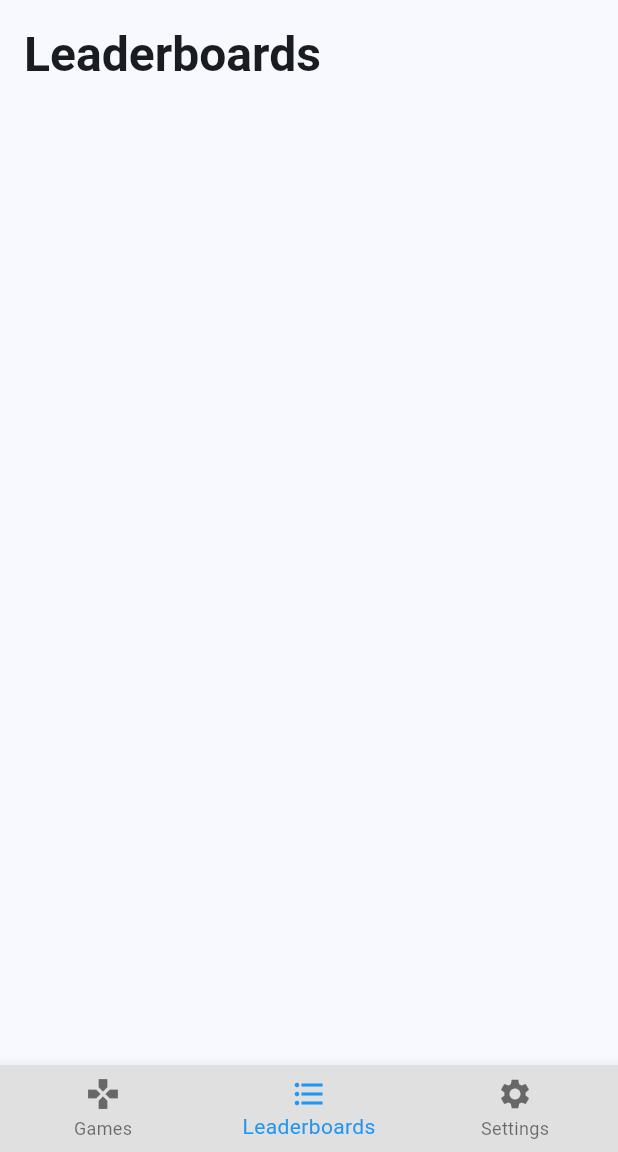
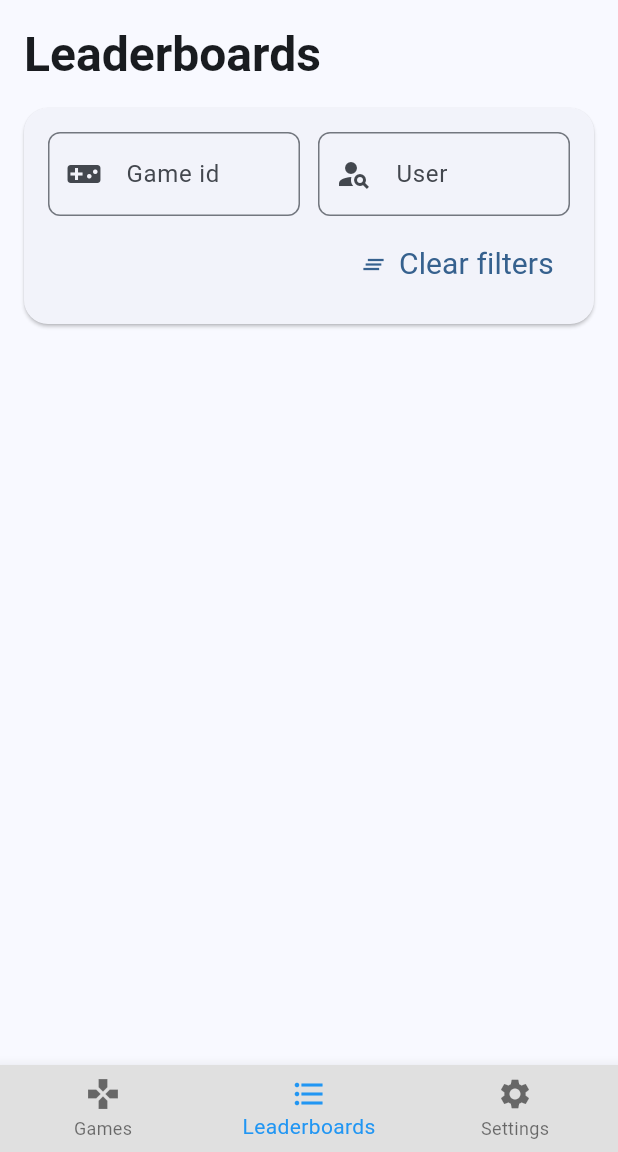
Before and after one commit to Dejana1202/mozgalica_mobilno_racunarstvo, a Flutter app: the screen it shows after launch, item 2 of the bottom bar chosen, on a phone screen of 412 x 824 dp, the part 84-1236 px from its top. Run offline on Flutter 3.47's test engine with Material 3 defaults, Android fonts, the phone set to English and light mode, and no system bars; our stand-ins replace flutter_svg, shared_preferences, sqflite; accounts and stored records are empty.

Commit message:
Added filters to leaderboards page

```diff
--- a/lib/l10n/app_localizations_sr.dart
+++ b/lib/l10n/app_localizations_sr.dart
@@ -15,7 +15,7 @@ class AppLocalizationsSr extends AppLocalizations {
   String get games => 'Igre';
 
   @override
-  String get leaderboards => 'Tabela';
+  String get leaderboards => 'Rezultati';
 
   @override
   String get settings => 'Podešavanja';
--- a/lib/l10n/app_sr.arb
+++ b/lib/l10n/app_sr.arb
@@ -2,7 +2,7 @@
   "@@locale": "sr",
   "mozgalica": "Mozgalica",
   "games": "Igre",
-  "leaderboards": "Tabela",
+  "leaderboards": "Rezultati",
   "settings": "Podešavanja",
   "english": "Engleski",
   "serbian": "Srpski"
--- a/lib/service/game_service.dart
+++ b/lib/service/game_service.dart
@@ -75,6 +75,7 @@ class GameService {
 
     final List<Map<String, dynamic>> gameResultListDb = await db.query(
       'gameResults',
+      orderBy: 'timestamp DESC',
     );
     return List.generate(
       gameResultListDb.length,
--- a/lib/view/leaderboards_page.dart
+++ b/lib/view/leaderboards_page.dart
@@ -13,7 +13,17 @@ class LeaderboardsPage extends StatefulWidget {
 
 class _LeaderboardsPageState extends State<LeaderboardsPage> {
   bool loading = false;
-  List<GameResult> gameResults = [];
+  List<GameResult> allGameResults = [];
+  List<GameResult> filteredGameResults = [];
+  final TextEditingController userSearchController = TextEditingController();
+  final TextEditingController gameIdController = TextEditingController();
+
+  @override
+  void dispose() {
+    userSearchController.dispose();
+    gameIdController.dispose();
+    super.dispose();
+  }
 
   @override
   void initState() {
@@ -23,9 +33,46 @@ class _LeaderboardsPageState extends State<LeaderboardsPage> {
   }
 
   void fetchGameResults() async {
+    userSearchController.clear();
+    gameIdController.clear();
+    filterResults();
+
     setState(() => loading = true);
-    gameResults = await GameService.getResults();
+    allGameResults = await GameService.getResults();
+    filteredGameResults = allGameResults;
     setState(() => loading = false);
+  }
+
+  void clearUserSearch() {
+    userSearchController.clear();
+  }
+
+  void clearGameIdFilter() {
+    gameIdController.clear();
+  }
+
+  void filterResults() {
+    final userQuery = userSearchController.text.trim().toLowerCase();
+    final gameQuery = gameIdController.text.trim().toLowerCase();
+
+    if (userQuery.isEmpty && gameQuery.isEmpty) {
+      setState(
+        () => filteredGameResults = List<GameResult>.from(allGameResults),
+      );
+      return;
+    }
+
+    final filtered = allGameResults.where((r) {
+      final matchesUser = userQuery.isEmpty
+          ? true
+          : r.userName.toLowerCase().contains(userQuery);
+      final matchesGame = gameQuery.isEmpty
+          ? true
+          : r.gameId.toLowerCase().contains(gameQuery);
+      return matchesUser && matchesGame;
+    }).toList();
+
+    setState(() => filteredGameResults = filtered);
   }
 
   @override
@@ -38,6 +85,92 @@ class _LeaderboardsPageState extends State<LeaderboardsPage> {
           AppLocalizations.of(context)!.leaderboards,
           style: Theme.of(context).textTheme.headlineLarge,
         ),
+
+        // FILTER HEADER
+        Card(
+          margin: EdgeInsets.only(top: 16, bottom: 8),
+          shape: RoundedRectangleBorder(
+            borderRadius: BorderRadius.circular(16),
+          ),
+          child: Padding(
+            padding: const EdgeInsets.all(16),
+            child: Column(
+              children: [
+                // row with two fields
+                Row(
+                  children: [
+                    // Game ID filter
+                    Expanded(
+                      child: TextField(
+                        controller: gameIdController,
+                        textInputAction: TextInputAction.search,
+                        decoration: InputDecoration(
+                          hintText: 'Filter by game id',
+                          labelText: 'Game id',
+                          prefixIcon: const Icon(Icons.videogame_asset),
+                          border: OutlineInputBorder(
+                            borderRadius: BorderRadius.circular(8),
+                          ),
+                        ),
+                        onSubmitted: (_) => filterResults(),
+                      ),
+                    ),
+                    const SizedBox(width: 12),
+                    // User search
+                    Expanded(
+                      child: TextField(
+                        controller: userSearchController,
+                        textInputAction: TextInputAction.search,
+                        decoration: InputDecoration(
+                          hintText: 'Search by user',
+                          labelText: 'User',
+                          prefixIcon: const Icon(Icons.person_search),
+                          border: OutlineInputBorder(
+                            borderRadius: BorderRadius.circular(8),
+                          ),
+                        ),
+                        onSubmitted: (_) => filterResults(),
+                      ),
+                    ),
+                  ],
+                ),
+
+                const SizedBox(height: 8),
+
+                // optional quick-filter row: show currently applied filters and a clear-all button
+                Row(
+                  children: [
+                    if (gameIdController.text.trim().isNotEmpty)
+                      Padding(
+                        padding: const EdgeInsets.only(right: 8.0),
+                        child: Chip(
+                          label: Text('Game: ${gameIdController.text}'),
+                        ),
+                      ),
+                    if (userSearchController.text.trim().isNotEmpty)
+                      Padding(
+                        padding: const EdgeInsets.only(right: 8.0),
+                        child: Chip(
+                          label: Text('User: ${userSearchController.text}'),
+                        ),
+                      ),
+                    const Spacer(),
+                    TextButton.icon(
+                      onPressed: () {
+                        userSearchController.clear();
+                        gameIdController.clear();
+                        filterResults();
+                      },
+                      icon: const Icon(Icons.clear_all),
+                      label: const Text('Clear filters'),
+                    ),
+                  ],
+                ),
+              ],
+            ),
+          ),
+        ),
+
         if (loading)
           Center(
             child: Padding(
@@ -49,9 +182,9 @@ class _LeaderboardsPageState extends State<LeaderboardsPage> {
           child: RefreshIndicator(
             onRefresh: () async => fetchGameResults(),
             child: ListView.builder(
-              itemCount: gameResults.length,
+              itemCount: filteredGameResults.length,
               itemBuilder: (context, index) =>
-                  GameResultListItem(gameResult: gameResults[index]),
+                  GameResultListItem(gameResult: filteredGameResults[index]),
             ),
           ),
         ),
--- a/lib/view/math/math_quiz_game_session_page.dart
+++ b/lib/view/math/math_quiz_game_session_page.dart
@@ -218,7 +218,8 @@ class MathQuizGameSessionPageState extends State<MathQuizGameSessionPage> {
             child: const Text('Restart'),
           ),
           TextButton(
-            onPressed: () => Navigator.of(context).pop(),
+            onPressed: () =>
+                Navigator.of(context).popUntil((route) => route.isFirst),
             child: const Text('Close'),
           ),
         ],
--- a/lib/view/memory/memory_game_session_page.dart
+++ b/lib/view/memory/memory_game_session_page.dart
@@ -155,7 +155,8 @@ class MemoryGameSessionPageState extends State<MemoryGameSessionPage> {
             child: const Text('Restart'),
           ),
           TextButton(
-            onPressed: () => Navigator.of(context).pop(),
+            onPressed: () =>
+                Navigator.of(context).popUntil((route) => route.isFirst),
             child: const Text('Close'),
           ),
         ],
```
